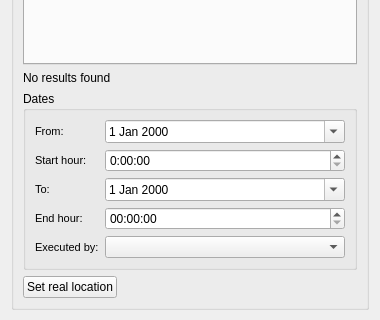
This is ui/mincut_end.ui in Giswater/giswater_qgis_plugin as Qt 5 draws it before an edit; both pictures show x 0 to 380 and y 131 to 451 of the 380 by 577 pixel window. The edited form follows.
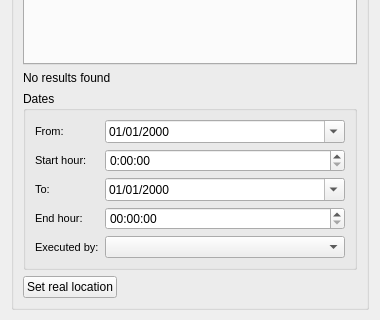
This is the edited form.

Commit message: Enhancement: set display format for QDate Widgets

The edit to the form file:
```diff
--- a/ui/mincut_end.ui
+++ b/ui/mincut_end.ui
@@ -243,6 +243,9 @@
            <property name="styleSheet">
             <string notr="true"/>
            </property>
+           <property name="displayFormat">
+            <string>dd/MM/yyyy</string>
+           </property>
            <property name="calendarPopup">
             <bool>true</bool>
            </property>
@@ -319,6 +322,9 @@
            <property name="styleSheet">
             <string notr="true"/>
            </property>
+           <property name="displayFormat">
+            <string>dd/MM/yyyy</string>
+           </property>
            <property name="calendarPopup">
             <bool>true</bool>
            </property>
```
The commit also changes 8 other files.
